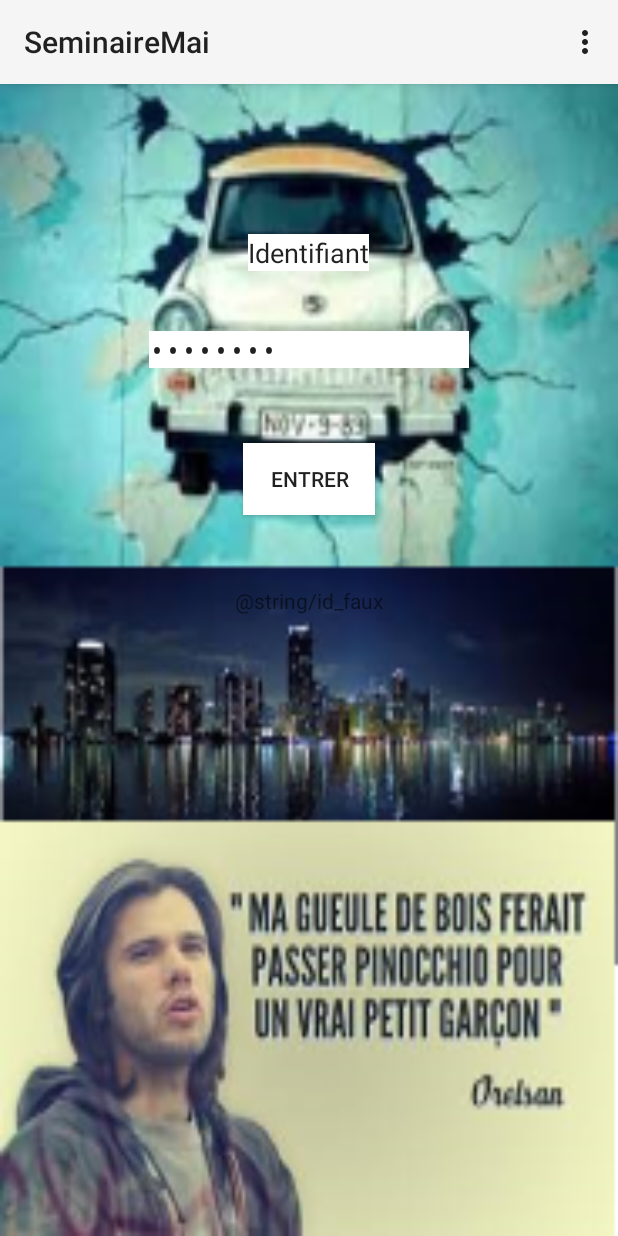
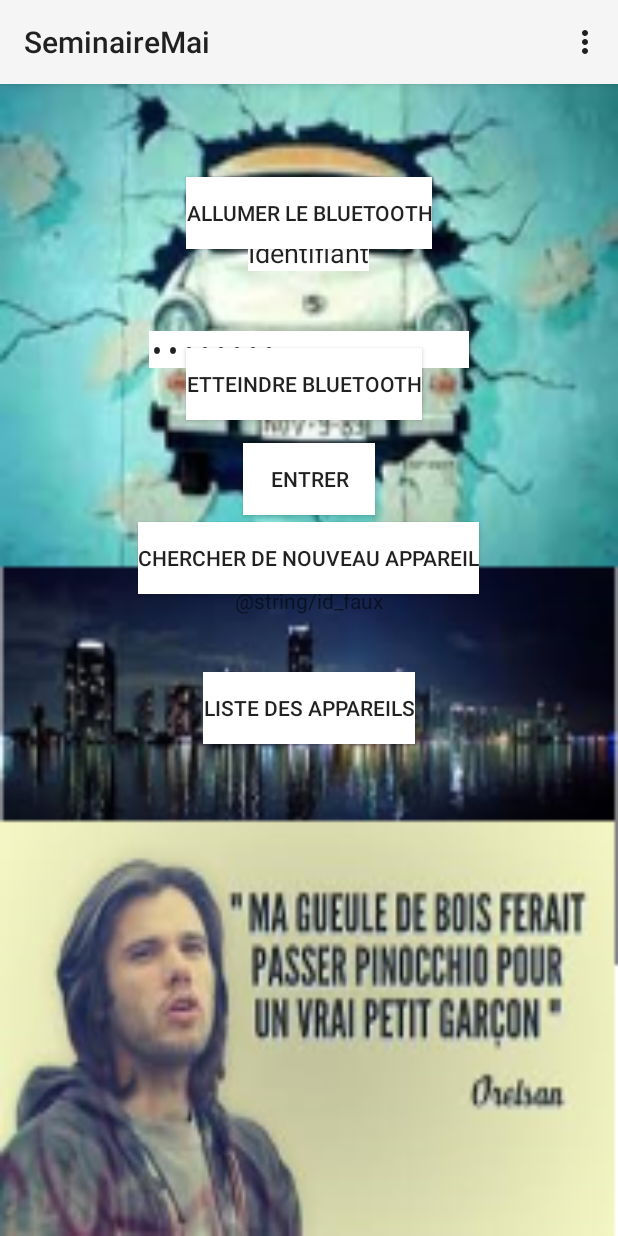
Before and after one commit to seblanaspeze/First, an Android app: the screen it shows after launch (MyActivity), in the options menu, after a tap on "Deconnexion", on a phone screen of 412 x 824 dp. Run offline under Robolectric (Android 15) with nearby library versions, the phone set to English and light mode, and no system bars.

Commit message:
Initialisation pre-Jeanna

```diff
--- a/app/src/main/AndroidManifest.xml
+++ b/app/src/main/AndroidManifest.xml
@@ -1,6 +1,8 @@
 <?xml version="1.0" encoding="utf-8"?>
 <manifest xmlns:android="http://schemas.android.com/apk/res/android"
     package="com.example.lanas.seminairemai" >
+    <uses-permission android:name="android.permission.BLUETOOTH"/>
+    <uses-permission android:name="android.permission.BLUETOOTH_ADMIN"/>
 
     <application
         android:allowBackup="true"
--- a/app/src/main/java/com/example/lanas/seminairemai/MyActivity.java
+++ b/app/src/main/java/com/example/lanas/seminairemai/MyActivity.java
@@ -2,19 +2,25 @@ package com.example.lanas.seminairemai;
 
 import android.annotation.TargetApi;
 import android.app.Activity;
+import android.bluetooth.BluetoothAdapter;
+import android.bluetooth.BluetoothDevice;
+import android.content.Intent;
 import android.os.Build;
 import android.os.Bundle;
 import android.view.Menu;
 import android.view.MenuItem;
 import android.view.View;
+import android.widget.AdapterView;
 import android.widget.ArrayAdapter;
 import android.widget.Button;
 import android.widget.EditText;
 import android.widget.ListView;
 import android.widget.RelativeLayout;
 import android.widget.TextView;
+import android.widget.Toast;
 
 import java.util.ArrayList;
+import java.util.Set;
 
 import CodeSource.Dressing.Dressing;
 import CodeSource.Dressing.ScenarioSem3;
@@ -46,6 +52,10 @@ public class MyActivity extends Activity {
     Button multiple;
     ListView resultatTrie;
 
+    // Declaration des attributs relatif au bluetooth
+    RelativeLayout menu_bluetooth;
+    private BluetoothAdapter BA;
+    private Set<BluetoothDevice> pairedDevices;
 
     @Override
     protected void onCreate(Bundle savedInstanceState) {
@@ -80,12 +90,17 @@ public class MyActivity extends Activity {
         menu_action.setVisibility(View.INVISIBLE);
         menu_dressing.setVisibility(View.INVISIBLE);
 
+        //initialisation bluetooth
+
         // Initialisation du scenario
 
         final Dressing monDressing = ScenarioSem3.senario();
         final ArrayList<String> trie1 = new ArrayList<String>();
         final ArrayAdapter<String> liste = new ArrayAdapter<String>(this, android.R.layout.simple_list_item_1,trie1);
 
+        // Initialisation du bluetooth
+
+        BA = BluetoothAdapter.getDefaultAdapter();
 
         // Méthode permettant la validation du mots de passe et de l'identifiant.
 
@@ -142,15 +157,69 @@ public class MyActivity extends Activity {
                 int s = trie.size();
                 for (int i = 0; i < s; i++){
                     trie1.add(trie.get(i).getNom());
+                    System.out.println("favori");
                 }
+                trie1.add("Retour");
 
                 resultatTrie.setAdapter(liste);
                 menu_dressing.setVisibility(v.INVISIBLE);
             }
         });
 
+        resultatTrie.setOnItemClickListener(new ListView.OnItemClickListener(){
+
+            @Override
+            public void onItemClick(AdapterView<?> av, View v, int pos, long id){
+
+                String mot = (String) av.getItemAtPosition(pos);
+
+                if (mot.compareTo("Retour") == 0){
+
+                    resultatTrie.setVisibility(v.INVISIBLE);
+                    menu_dressing.setVisibility(v.VISIBLE);
+                    trie1.clear();
+                }
+
+            }
+        });
     }
 
+
+    public void on(View v){
+        if (!BA.isEnabled()) {
+            Intent turnOn = new Intent(BluetoothAdapter.ACTION_REQUEST_ENABLE);
+            startActivityForResult(turnOn, 0);
+            Toast.makeText(getApplicationContext(), "Turned on", Toast.LENGTH_LONG).show();
+        }
+        else
+        {
+            Toast.makeText(getApplicationContext(),"Already on", Toast.LENGTH_LONG).show();
+        }
+
+
+    }
+
+    public void off(View v){
+        BA.disable();
+        Toast.makeText(getApplicationContext(),"Turned off" ,Toast.LENGTH_LONG).show();
+    }
+
+    public  void visible(View v){
+        Intent getVisible = new Intent(BluetoothAdapter.ACTION_REQUEST_DISCOVERABLE);
+        startActivityForResult(getVisible, 0);
+    }
+
+    public void list(View v){
+        pairedDevices = BA.getBondedDevices();
+        ArrayList list = new ArrayList();
+
+        for(BluetoothDevice bt : pairedDevices)
+            list.add(bt.getName());
+        Toast.makeText(getApplicationContext(),"Showing Paired Devices",Toast.LENGTH_SHORT).show();
+
+        final ArrayAdapter adapter = new ArrayAdapter(this,android.R.layout.simple_list_item_1, list);
+        resultatTrie.setAdapter(adapter);
+    }
 
     @Override
     public boolean onCreateOptionsMenu(Menu menu) {
@@ -171,6 +240,17 @@ public class MyActivity extends Activity {
             menu_login.setVisibility(View.VISIBLE);
             racine_arbre.setBackgroundResource(R.drawable.login);
         }
+        if (id == R.id.action_settings2 ){
+
+            menu_dressing.setVisibility(View.INVISIBLE);
+            menu_login.setVisibility(View.INVISIBLE);
+            menu_action.setVisibility(View.INVISIBLE);
+
+
+
+
+
+        }
         return super.onOptionsItemSelected(item);
     }
 }
--- a/app/src/main/res/layout/activity_my.xml
+++ b/app/src/main/res/layout/activity_my.xml
@@ -185,6 +185,59 @@
         android:layout_alignParentLeft="true"
         android:layout_alignParentStart="true"
         android:background="#ffffffff"
-        android:cacheColorHint="#ffff4d57" />
+        android:cacheColorHint="#ffff4d57"
+        android:visibility="invisible"/>
 
+    <RelativeLayout
+        android:layout_width="fill_parent"
+        android:layout_height="fill_parent"
+        android:layout_alignParentLeft="true"
+        android:layout_alignParentStart="true"
+        android:layout_alignParentTop="true"
+        android:id="@+id/menu_bluetooth">
+
+        <Button
+            android:layout_width="wrap_content"
+            android:layout_height="wrap_content"
+            android:text="Allumer le Bluetooth"
+            android:id="@+id/on"
+            android:layout_alignParentTop="true"
+            android:layout_centerHorizontal="true"
+            android:layout_marginTop="46dp"
+            android:background="#ffffffff"
+            android:onClick="on" />
+
+        <Button
+            android:layout_width="wrap_content"
+            android:layout_height="wrap_content"
+            android:text="Etteindre Bluetooth"
+            android:id="@+id/off"
+            android:layout_marginTop="66dp"
+            android:background="#ffffffff"
+            android:layout_below="@+id/on"
+            android:layout_alignLeft="@+id/on"
+            android:layout_alignStart="@+id/on"
+            android:onClick="off" />
+
+        <Button
+            android:layout_width="wrap_content"
+            android:layout_height="wrap_content"
+            android:text="Chercher de nouveau appareil"
+            android:id="@+id/rechercheCo"
+            android:layout_below="@+id/off"
+            android:layout_centerHorizontal="true"
+            android:layout_marginTop="68dp"
+            android:background="#ffffffff" />
+
+        <Button
+            android:layout_width="wrap_content"
+            android:layout_height="wrap_content"
+            android:text="Liste des appareils"
+            android:id="@+id/list"
+            android:layout_below="@+id/rechercheCo"
+            android:layout_centerHorizontal="true"
+            android:layout_marginTop="52dp"
+            android:background="#ffffffff"
+            android:onClick="list" />
+    </RelativeLayout>
 </RelativeLayout>
--- a/app/src/main/res/values/strings.xml
+++ b/app/src/main/res/values/strings.xml
@@ -4,7 +4,7 @@
     <string name="app_name">SeminaireMai</string>
     <string name="hello_world">Hello world!</string>
     <string name="action_settings1">Deconnexion</string>
-    <string name="action_settings2">Setting</string>
+    <string name="action_settings2">Connexion Bluetooth</string>
 
     //Mots relatifs au login
     <string name="identifiant">Identifiant</string>
```
